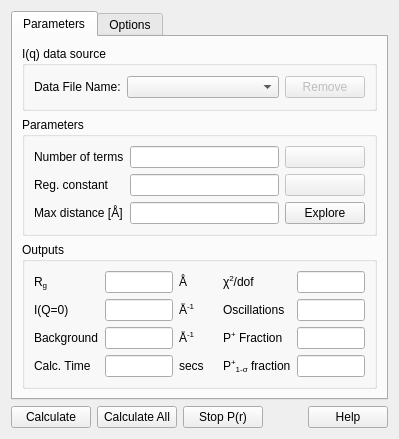
SasView/sasview, file src/sas/qtgui/Perspectives/Inversion/UI/TabbedInversionUI.ui: the form before one commit.
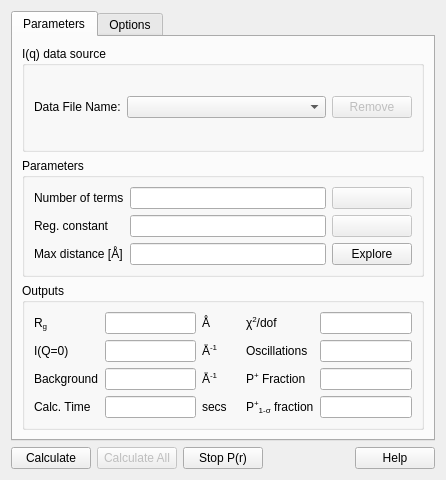
The form after the commit.

Commit message: Disabling batch fitting functionality

```diff
--- a/src/sas/qtgui/Perspectives/Inversion/UI/TabbedInversionUI.ui
+++ b/src/sas/qtgui/Perspectives/Inversion/UI/TabbedInversionUI.ui
@@ -6,8 +6,8 @@
    <rect>
     <x>0</x>
     <y>0</y>
-    <width>390</width>
-    <height>409</height>
+    <width>446</width>
+    <height>480</height>
    </rect>
   </property>
   <property name="sizePolicy">
@@ -730,7 +730,7 @@
      <item>
       <widget class="QPushButton" name="calculateAllButton">
        <property name="enabled">
-        <bool>true</bool>
+        <bool>false</bool>
        </property>
        <property name="sizePolicy">
         <sizepolicy hsizetype="Minimum" vsizetype="Fixed">
```
The commit also changes 1 other file.
